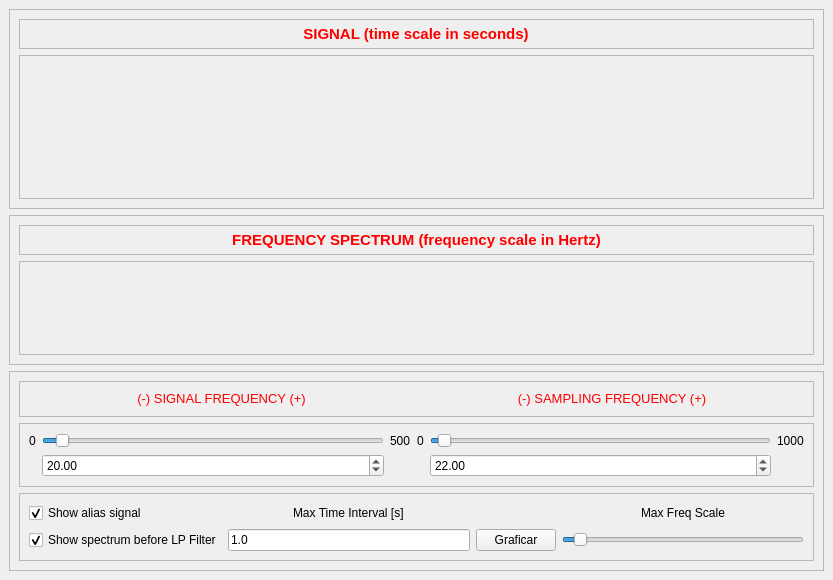
The window that designer/mainwindow.ui (mcorcos/ASSD-TP1-G3) describes before a commit, drawn with Qt 5.
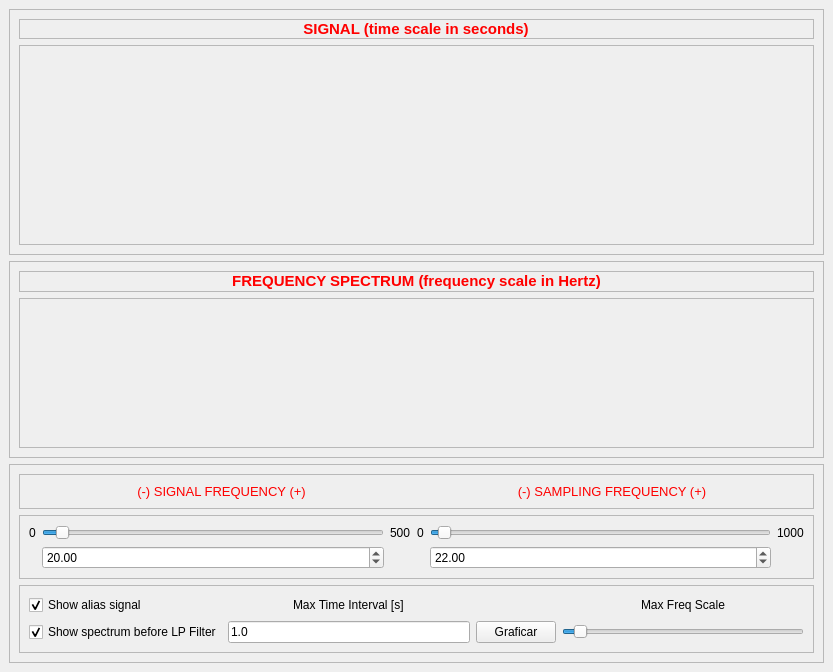
The same window after the commit.

The edit to the form file:
```diff
--- a/designer/mainwindow.ui
+++ b/designer/mainwindow.ui
@@ -7,7 +7,7 @@
     <x>0</x>
     <y>0</y>
     <width>833</width>
-    <height>580</height>
+    <height>672</height>
    </rect>
   </property>
   <property name="windowTitle">
@@ -23,7 +23,7 @@
       <property name="minimumSize">
        <size>
         <width>0</width>
-        <height>200</height>
+        <height>0</height>
        </size>
       </property>
       <property name="maximumSize">
@@ -96,6 +96,12 @@
        </item>
        <item>
         <widget class="QFrame" name="temporalPlot">
+         <property name="minimumSize">
+          <size>
+           <width>0</width>
+           <height>200</height>
+          </size>
+         </property>
          <property name="frameShape">
           <enum>QFrame::StyledPanel</enum>
          </property>
@@ -136,13 +142,13 @@
       <property name="minimumSize">
        <size>
         <width>0</width>
-        <height>150</height>
+        <height>0</height>
        </size>
       </property>
       <property name="maximumSize">
        <size>
         <width>16777215</width>
-        <height>150</height>
+        <height>16777215</height>
        </size>
       </property>
       <property name="frameShape">
@@ -209,6 +215,12 @@
        </item>
        <item>
         <widget class="QFrame" name="frequencyPlot">
+         <property name="minimumSize">
+          <size>
+           <width>0</width>
+           <height>150</height>
+          </size>
+         </property>
          <property name="frameShape">
           <enum>QFrame::StyledPanel</enum>
          </property>
```
